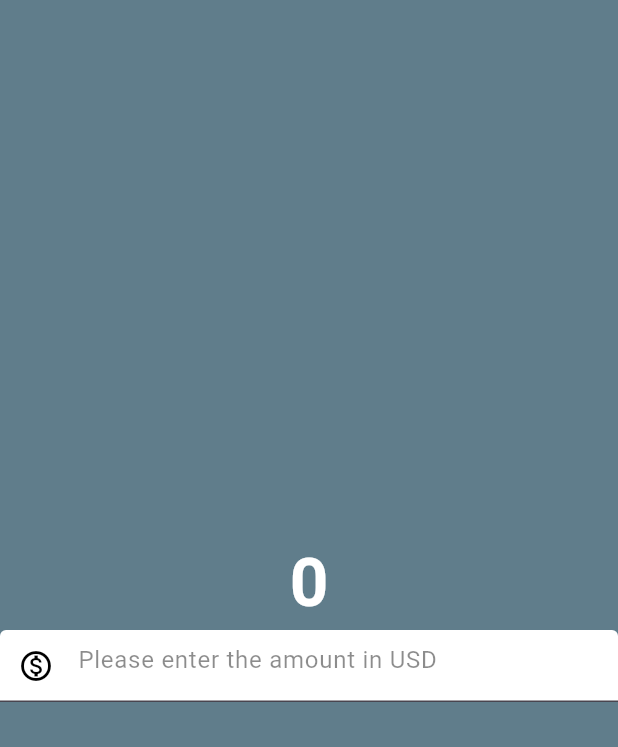
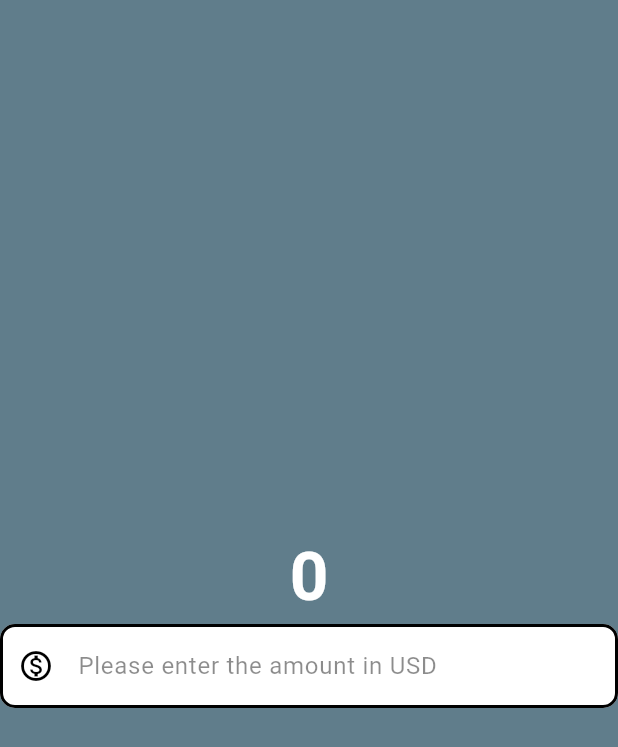
Before and after one commit to adityaashinde/Currency-Converter-App, a Flutter app: the screen it shows after launch, on a phone screen of 412 x 824 dp. Shown: the top 747 px of the screen. Run offline on Flutter 3.47's test engine with Material 3 defaults, Android fonts, the phone set to English and light mode, and no system bars; missing offline and left inert: dart:html.

Commit message:
border, keyboardType added

```diff
--- a/lib/cc_material_page.dart
+++ b/lib/cc_material_page.dart
@@ -1,3 +1,5 @@
+import 'dart:html';
+
 import 'package:flutter/material.dart';
 
 class CurrencyConverterMaterialPage extends StatelessWidget {
@@ -5,13 +7,21 @@ class CurrencyConverterMaterialPage extends StatelessWidget {
 
   @override
   Widget build(BuildContext context) {
-    return const Scaffold(
+    final border = OutlineInputBorder(
+      borderSide: const BorderSide(
+        width: 2.0,
+        style: BorderStyle.solid,
+      ),
+      borderRadius: BorderRadius.circular(10),
+    );
+
+    return Scaffold(
       backgroundColor: Colors.blueGrey,
       body: Center(
         child: Column(
           mainAxisAlignment: MainAxisAlignment.center,
           children: [
-            Text(
+            const Text(
               "0",
               style: TextStyle(
                 fontWeight: FontWeight.bold,
@@ -20,25 +30,21 @@ class CurrencyConverterMaterialPage extends StatelessWidget {
               ),
             ),
             TextField(
-              style: TextStyle(color: Colors.black),
+              style: const TextStyle(color: Colors.black),
               decoration: InputDecoration(
                 hintText: "Please enter the amount in USD",
-                hintStyle: TextStyle(
+                hintStyle: const TextStyle(
                   color: Colors.black45,
                 ),
-                prefixIcon: Icon(Icons.monetization_on_outlined),
+                prefixIcon: const Icon(Icons.monetization_on_outlined),
                 prefixIconColor: Colors.black,
                 filled: true,
                 fillColor: Colors.white,
-                focusedBorder: OutlineInputBorder(
-                  borderSide: BorderSide(
-                    width: 2.0,
-                    style: BorderStyle.solid,
-                  ),
-                  borderRadius: BorderRadius.all(
-                    Radius.circular(40),
-                  ),
-                ),
+                focusedBorder: border,
+                enabledBorder: border,
+              ),
+              keyboardType: const TextInputType.numberWithOptions(
+                decimal: true,
               ),
             ),
           ],
```
